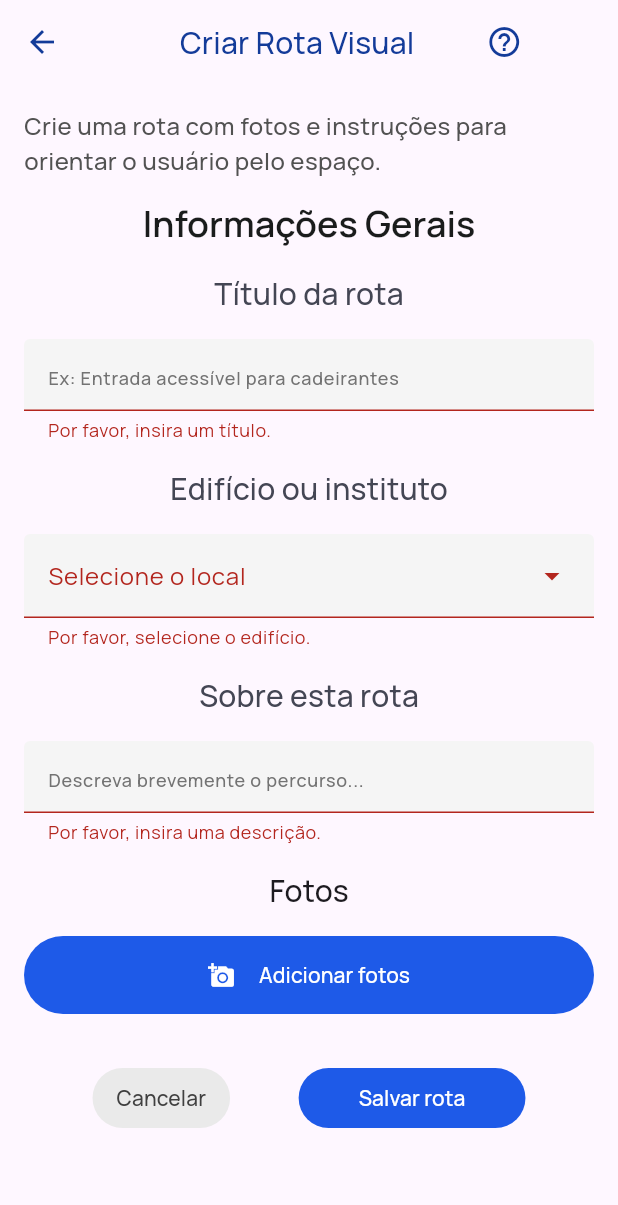
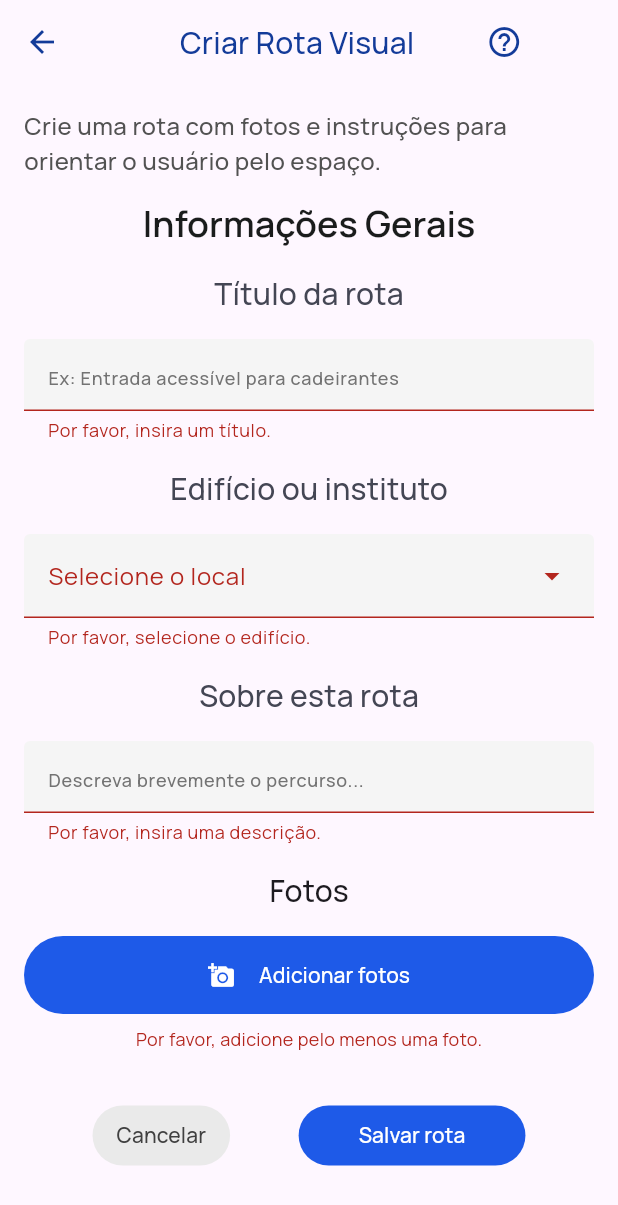
Before and after one commit to CinatitBR/usp-acessivel, a Flutter app: the CreateVisualRoutePage screen opened directly, after a tap on "Salvar rota", on a phone screen of 412 x 824 dp. Shown: the top 1205 px of the screen. Run offline on Flutter 3.47's test engine with Material 3 defaults, Android fonts, the phone set to English and light mode, and no system bars; our stand-ins replace dio, flutter_dotenv, flutter_image_compress, flutter_svg, geolocator, image_picker; missing offline and left inert: maplibre.

Commit message:
Refactor CreateVisualRoutePage to use Form and TextFormField
- Wrap inputs inside a Form widget.
- Update _buildTextField to return TextFormField and accept validators.
- Add validators for title, description, and step instructions.
- Wrap DropdownMenu in a FormField<String> for building selection validation.
- Wrap the 'add photo' button in a FormField<int> to require at least one photo.
- Remove manual validation check and SnackBar in _onSave.

Co-authored-by: CinatitBR <50183633+CinatitBR@users.noreply.github.com>

```diff
--- a/lib/features/visual_route/pages/create_visual_route_page.dart
+++ b/lib/features/visual_route/pages/create_visual_route_page.dart
@@ -240,14 +240,24 @@ class _CreateVisualRoutePageState extends State<CreateVisualRoutePage> {
                 },
               ),
               Text('Fotos', style: Theme.of(context).textTheme.titleMedium),
+              FormField<int>(
+                validator: (value) {
+                  if (_steps.isEmpty) {
+                    return 'Por favor, adicione pelo menos uma foto.';
+                  }
+                  return null;
+                },
+                builder: (FormFieldState<int> state) {
+                  return Column(
+                    children: [
                       FilledButton(
                         onPressed: _isLoading ? null : _pickImagesAndAddStep,
                         style: FilledButton.styleFrom(
-                  minimumSize: Size(200, 48),
-                  padding: .symmetric(vertical: 16),
+                          minimumSize: const Size(200, 48),
+                          padding: const EdgeInsets.symmetric(vertical: 16),
                         ),
                         child: Row(
-                  mainAxisAlignment: .center,
+                          mainAxisAlignment: MainAxisAlignment.center,
                           spacing: 16,
                           children: [
                             if (_isLoading)
@@ -255,18 +265,33 @@ class _CreateVisualRoutePageState extends State<CreateVisualRoutePage> {
                                 spacing: 8,
                                 children: [
                                   Text('$_processedFiles arquivos processados'),
-                          CircularProgressIndicator(
+                                  const CircularProgressIndicator(
                                     strokeWidth: 2,
                                     color: Colors.white,
                                   ),
                                 ],
                               )
                             else ...[
-                      Icon(Icons.add_a_photo),
+                              const Icon(Icons.add_a_photo),
                               const Text('Adicionar fotos'),
                             ],
                           ],
                         ),
+                      ),
+                      if (state.hasError && _steps.isEmpty)
+                        Padding(
+                          padding: const EdgeInsets.only(top: 8.0),
+                          child: Text(
+                            state.errorText!,
+                            style: TextStyle(
+                              color: Theme.of(context).colorScheme.error,
+                              fontSize: 12,
+                            ),
+                          ),
+                        ),
+                    ],
+                  );
+                },
               ),
               Column(
                 children: List.generate(_steps.length, (index) {
```
Lines whose indentation alone changed are shown as unchanged.
